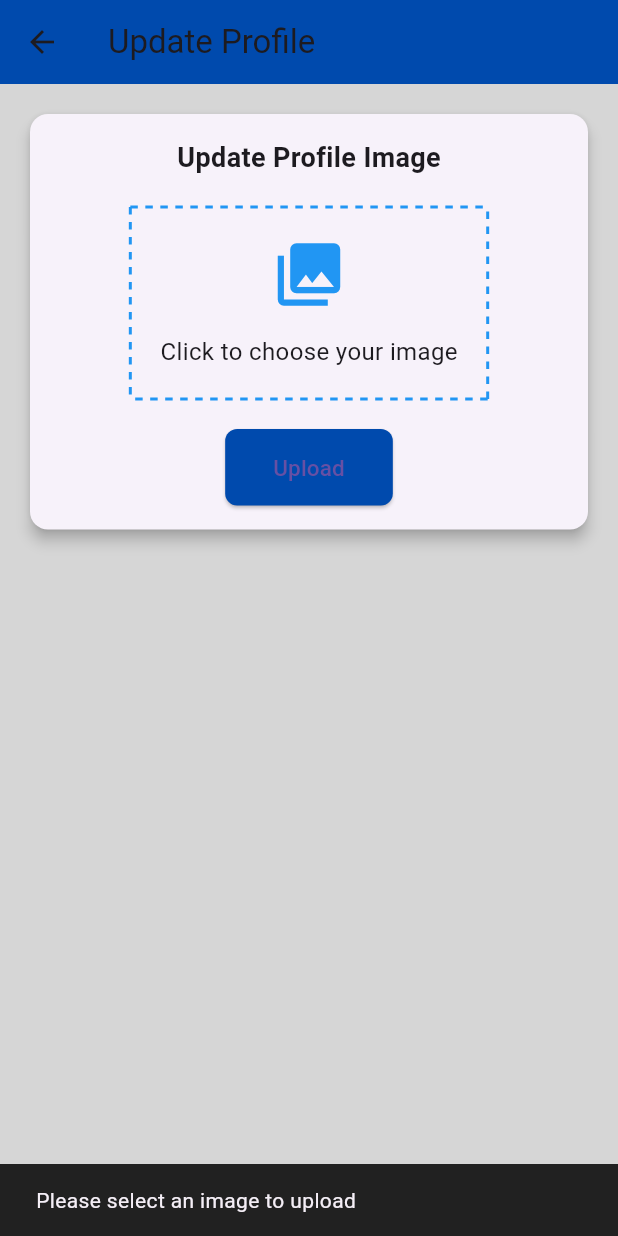
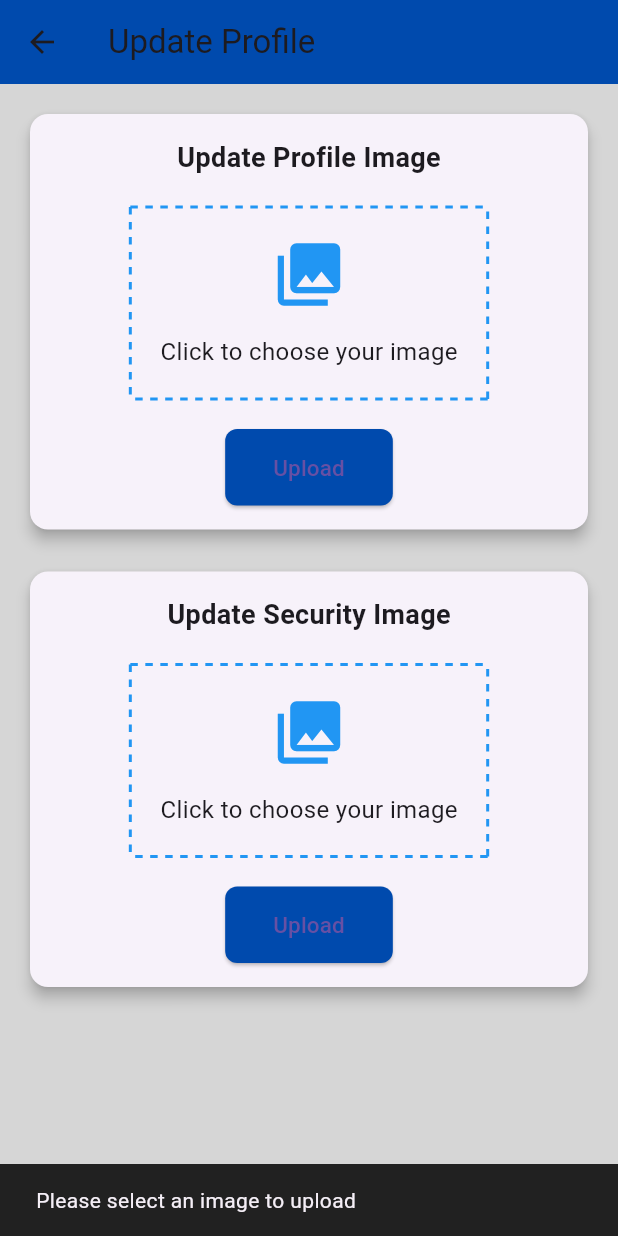
Before and after one commit to zahir248/niwos, a Flutter app: the UpdateProfilePage screen opened directly, after a tap on "Upload", on a phone screen of 412 x 824 dp. Run offline on Flutter 3.47's test engine with Material 3 defaults, Android fonts, the phone set to English and light mode, and no system bars; our stand-ins replace image_picker, local_auth, shared_preferences; missing offline and left inert: nfc_manager, razorpay_web; accounts and stored records are empty.

```diff
--- a/lib/main.dart
+++ b/lib/main.dart
@@ -44,4 +44,5 @@ class AppConfig {
   static const String submitPaymentPath = '/niwos_api/submit_payment.php';
   static const String updateWalletBalancePath = '/niwos_api/update_wallet_balance.php';
   static const String retrieveTransactionPath = '/niwos_api/retrieve_transaction.php';
+  static const String uploadSecurityImagePath = '/niwos_api/upload_security_image.php';
 }
--- a/lib/views/profile_update_page.dart
+++ b/lib/views/profile_update_page.dart
@@ -1,5 +1,4 @@
 import 'dart:io';
-import 'dart:convert';
 import 'package:flutter/material.dart';
 import 'package:image_picker/image_picker.dart';
 
@@ -13,6 +12,7 @@ class UpdateProfilePage extends StatefulWidget {
 class _UpdateProfilePageState extends State<UpdateProfilePage> {
   final ProfileController _controller = ProfileController();
   File? _selectedImage;
+  File? _selectedSecurityImage;
 
   @override
   Widget build(BuildContext context) {
@@ -84,40 +84,30 @@ class _UpdateProfilePageState extends State<UpdateProfilePage> {
                     ElevatedButton(
                       onPressed: () async {
                         if (_selectedImage != null) {
-                          // Read the image file as bytes
-                          List<int> imageBytes = await _selectedImage!.readAsBytes();
-
-                          // Convert bytes to base64 string
-                          String base64Image = base64Encode(imageBytes);
-
-                          // Call the method to upload the image
-                          bool uploaded = await _controller.uploadImage();
+                          bool uploaded = await _controller.uploadImage(_selectedImage!);
                           if (uploaded) {
-                            // Image uploaded successfully
                             ScaffoldMessenger.of(context).showSnackBar(
                               SnackBar(
                                 content: Text('Profile image uploaded successfully'),
-                                backgroundColor: Colors.green[900], // Set color for successful message
-                                duration: Duration(seconds: 2), // Set duration to 2 seconds
+                                backgroundColor: Colors.green[900],
+                                duration: Duration(seconds: 2),
                               ),
                             );
                           } else {
-                            // Error occurred while uploading image
                             ScaffoldMessenger.of(context).showSnackBar(
                               SnackBar(
                                 content: Text('Failed to upload profile image'),
-                                backgroundColor: Colors.red[900], // Set color for failed message
-                                duration: Duration(seconds: 2), // Set duration to 2 seconds
+                                backgroundColor: Colors.red[900],
+                                duration: Duration(seconds: 2),
                               ),
                             );
                           }
                         } else {
-                          // No image selected
                           ScaffoldMessenger.of(context).showSnackBar(
                             SnackBar(
                               content: Text('Please select an image to upload'),
-                              backgroundColor: Colors.grey[900], // Set color for message prompting image selection
-                              duration: Duration(seconds: 2), // Set duration to 2 seconds
+                              backgroundColor: Colors.grey[900],
+                              duration: Duration(seconds: 2),
                             ),
                           );
                         }
@@ -135,7 +125,105 @@ class _UpdateProfilePageState extends State<UpdateProfilePage> {
                 ),
               ),
             ),
-            //SizedBox(height: 500),
+            SizedBox(height: 20),
+            Card(
+              elevation: 4,
+              child: Padding(
+                padding: EdgeInsets.all(16),
+                child: Column(
+                  crossAxisAlignment: CrossAxisAlignment.center,
+                  children: [
+                    Text(
+                      'Update Security Image',
+                      style: TextStyle(fontSize: 18, fontWeight: FontWeight.bold),
+                    ),
+                    SizedBox(height: 20),
+                    GestureDetector(
+                      onTap: () async {
+                        final file = await _controller.pickSecurityImage(ImageSource.gallery);
+                        if (file != null) {
+                          setState(() {
+                            _selectedSecurityImage = file;
+                          });
+                        }
+                      },
+                      child: CustomPaint(
+                        painter: DashedRectPainter(),
+                        child: Material(
+                          color: Colors.transparent,
+                          child: Container(
+                            padding: EdgeInsets.symmetric(vertical: 20, horizontal: 20),
+                            child: _selectedSecurityImage != null
+                                ? Image.file(
+                              _selectedSecurityImage!,
+                              width: 100,
+                              height: 100,
+                              fit: BoxFit.cover,
+                            )
+                                : Column(
+                              mainAxisAlignment: MainAxisAlignment.center,
+                              children: [
+                                Icon(
+                                  Icons.photo_library,
+                                  size: 50,
+                                  color: Colors.blue,
+                                ),
+                                SizedBox(height: 15),
+                                Text(
+                                  'Click to choose your image',
+                                  style: TextStyle(fontSize: 16),
+                                ),
+                              ],
+                            ),
+                          ),
+                        ),
+                      ),
+                    ),
+                    SizedBox(height: 20),
+                    ElevatedButton(
+                      onPressed: () async {
+                        if (_selectedSecurityImage != null) {
+                          bool uploaded = await _controller.uploadSecurityImage(_selectedSecurityImage!);
+                          if (uploaded) {
+                            ScaffoldMessenger.of(context).showSnackBar(
+                              SnackBar(
+                                content: Text('Security image uploaded successfully'),
+                                backgroundColor: Colors.green[900],
+                                duration: Duration(seconds: 2),
+                              ),
+                            );
+                          } else {
+                            ScaffoldMessenger.of(context).showSnackBar(
+                              SnackBar(
+                                content: Text('Failed to upload security image'),
+                                backgroundColor: Colors.red[900],
+                                duration: Duration(seconds: 2),
+                              ),
+                            );
+                          }
+                        } else {
+                          ScaffoldMessenger.of(context).showSnackBar(
+                            SnackBar(
+                              content: Text('Please select a security image to upload'),
+                              backgroundColor: Colors.grey[900],
+                              duration: Duration(seconds: 2),
+                            ),
+                          );
+                        }
+                      },
+                      style: ElevatedButton.styleFrom(
+                        shape: RoundedRectangleBorder(
+                          borderRadius: BorderRadius.circular(8),
+                        ),
+                        padding: const EdgeInsets.symmetric(vertical: 15, horizontal: 32),
+                        backgroundColor: Color(0xFF004AAD),
+                      ),
+                      child: Text('Upload', style: TextStyle(fontSize: 15)),
+                    ),
+                  ],
+                ),
+              ),
+            ),
           ],
         ),
       ),
```
Also changed, not shown: lib/controllers/profile_update_page_controller.dart (+49 -13 lines), lib/models/profile_update_model.dart (+11 -0 lines).
